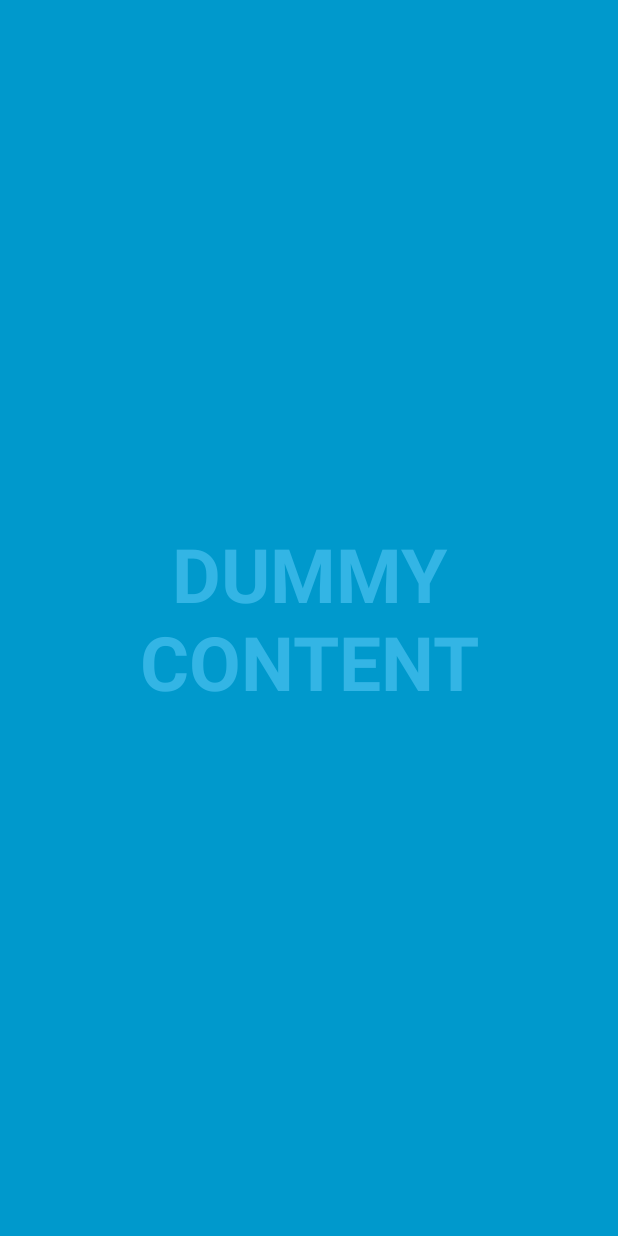
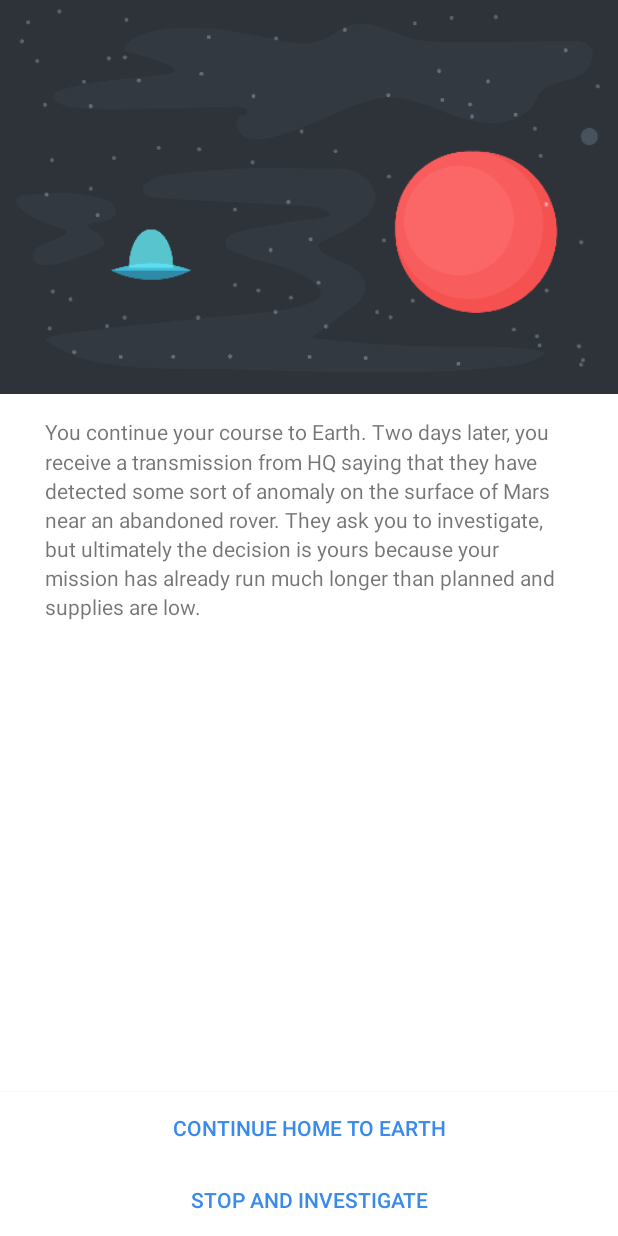
Before and after one commit to deepaknautiyal/Storyteller, an Android app: the StoryActivity screen opened directly, with no data from a screen before it, on a phone screen of 412 x 824 dp. Run offline under Robolectric (Android 15) with nearby library versions, the phone set to English and light mode, and no system bars.

Commit message:
Enhanced Story Activity Layout

```diff
--- a/app/src/main/AndroidManifest.xml
+++ b/app/src/main/AndroidManifest.xml
@@ -23,6 +23,7 @@
             android:name=".ui.StoryActivity"
             android:configChanges="orientation|keyboardHidden|screenSize"
             android:label="@string/title_activity_story"
+            android:screenOrientation="portrait"
             android:parentActivityName=".ui.MainActivity"
             android:theme="@style/FullscreenTheme">
             <meta-data
--- a/app/src/main/java/com/deepaknautiyal/storyteller/ui/StoryActivity.java
+++ b/app/src/main/java/com/deepaknautiyal/storyteller/ui/StoryActivity.java
@@ -48,15 +48,15 @@ public class StoryActivity extends AppCompatActivity {
             // Note that some of these constants are new as of API 16 (Jelly Bean)
             // and API 19 (KitKat). It is safe to use them, as they are inlined
             // at compile-time and do nothing on earlier devices.
-            mContentView.setSystemUiVisibility(View.SYSTEM_UI_FLAG_LOW_PROFILE
+            /*mContentView.setSystemUiVisibility(View.SYSTEM_UI_FLAG_LOW_PROFILE
                     | View.SYSTEM_UI_FLAG_FULLSCREEN
                     | View.SYSTEM_UI_FLAG_LAYOUT_STABLE
                     | View.SYSTEM_UI_FLAG_IMMERSIVE_STICKY
                     | View.SYSTEM_UI_FLAG_LAYOUT_HIDE_NAVIGATION
-                    | View.SYSTEM_UI_FLAG_HIDE_NAVIGATION);
+                    | View.SYSTEM_UI_FLAG_HIDE_NAVIGATION);*/
         }
     };
-    private View mControlsView;
+//    private View mControlsView;
     private final Runnable mShowPart2Runnable = new Runnable() {
         @Override
         public void run() {
@@ -65,7 +65,7 @@ public class StoryActivity extends AppCompatActivity {
             if (actionBar != null) {
                 actionBar.show();
             }
-            mControlsView.setVisibility(View.VISIBLE);
+//            mControlsView.setVisibility(View.VISIBLE);
         }
     };
     private boolean mVisible;
@@ -101,22 +101,22 @@ public class StoryActivity extends AppCompatActivity {
         }
 
         mVisible = true;
-        mControlsView = findViewById(R.id.fullscreen_content_controls);
-        mContentView = findViewById(R.id.fullscreen_content);
+//        mControlsView = findViewById(R.id.fullscreen_content_controls);
+//        mContentView = findViewById(R.id.fullscreen_content);
 
 
         // Set up the user interaction to manually show or hide the system UI.
-        mContentView.setOnClickListener(new View.OnClickListener() {
+/*        mContentView.setOnClickListener(new View.OnClickListener() {
             @Override
             public void onClick(View view) {
                 toggle();
             }
-        });
+        });*/
 
         // Upon interacting with UI controls, delay any scheduled hide()
         // operations to prevent the jarring behavior of controls going away
         // while interacting with the UI.
-        findViewById(R.id.dummy_button).setOnTouchListener(mDelayHideTouchListener);
+//        findViewById(R.id.dummy_button).setOnTouchListener(mDelayHideTouchListener);
 
         //Added by Deepak
         Intent intent = getIntent();
@@ -166,7 +166,7 @@ public class StoryActivity extends AppCompatActivity {
         if (actionBar != null) {
             actionBar.hide();
         }
-        mControlsView.setVisibility(View.GONE);
+//        mControlsView.setVisibility(View.GONE);
         mVisible = false;
 
         // Schedule a runnable to remove the status and navigation bar after a delay
@@ -177,8 +177,8 @@ public class StoryActivity extends AppCompatActivity {
     @SuppressLint("InlinedApi")
     private void show() {
         // Show the system bar
-        mContentView.setSystemUiVisibility(View.SYSTEM_UI_FLAG_LAYOUT_FULLSCREEN
-                | View.SYSTEM_UI_FLAG_LAYOUT_HIDE_NAVIGATION);
+        /*mContentView.setSystemUiVisibility(View.SYSTEM_UI_FLAG_LAYOUT_FULLSCREEN
+                | View.SYSTEM_UI_FLAG_LAYOUT_HIDE_NAVIGATION);*/
         mVisible = true;
 
         // Schedule a runnable to display UI elements after a delay
--- a/app/src/main/res/layout/activity_story.xml
+++ b/app/src/main/res/layout/activity_story.xml
@@ -1,14 +1,14 @@
-<FrameLayout xmlns:android="http://schemas.android.com/apk/res/android"
+<RelativeLayout xmlns:android="http://schemas.android.com/apk/res/android"
     xmlns:tools="http://schemas.android.com/tools"
     android:layout_width="match_parent"
     android:layout_height="match_parent"
-    android:background="#0099cc"
+    android:background="#ffffff"
     tools:context=".ui.StoryActivity">
 
     <!-- The primary full-screen view. This can be replaced with whatever view
          is needed to present your content, e.g. VideoView, SurfaceView,
          TextureView, etc. -->
-    <TextView
+ <!--   <TextView
         android:id="@+id/fullscreen_content"
         android:layout_width="match_parent"
         android:layout_height="match_parent"
@@ -17,11 +17,11 @@
         android:text="@string/dummy_content"
         android:textColor="#33b5e5"
         android:textSize="50sp"
-        android:textStyle="bold" />
+        android:textStyle="bold" />-->
 
     <!-- This FrameLayout insets its children based on system windows using
          android:fitsSystemWindows. -->
-    <FrameLayout
+<!--    <FrameLayout
         android:layout_width="match_parent"
         android:layout_height="match_parent"
         android:fitsSystemWindows="true">
@@ -45,6 +45,53 @@
                 android:text="@string/dummy_button" />
 
         </LinearLayout>
-    </FrameLayout>
+    </FrameLayout>-->
 
-</FrameLayout>
+    <ImageView
+        android:layout_width="match_parent"
+        android:layout_height="wrap_content"
+        android:id="@+id/storyImageView"
+        android:layout_alignParentTop="true"
+        android:layout_alignParentLeft="true"
+        android:layout_alignParentStart="true"
+        android:src="@mipmap/page0"
+        android:scaleType="fitXY"
+        android:adjustViewBounds="true"
+        android:contentDescription="Image 0" />
+
+    <TextView
+        android:layout_width="match_parent"
+        android:layout_height="wrap_content"
+        android:text="You continue your course to Earth. Two days later, you receive a transmission from HQ saying that they have detected some sort of anomaly on the surface of Mars near an abandoned rover. They ask you to investigate, but ultimately the decision is yours because your mission has already run much longer than planned and supplies are low."
+        android:id="@+id/storyTextView"
+        android:layout_below="@+id/storyImageView"
+        android:layout_alignParentLeft="true"
+        android:layout_alignParentStart="true"
+        android:paddingLeft="30dp"
+        android:paddingTop="15dp"
+        android:paddingRight="30dp"
+        android:contentDescription="Text 1"
+        android:lineSpacingMultiplier="1.2"/>
+
+    <Button
+        android:layout_width="match_parent"
+        android:layout_height="wrap_content"
+        android:text="Stop and investigate"
+        android:id="@+id/choiceButton1"
+        android:layout_alignParentBottom="true"
+        android:layout_alignParentLeft="true"
+        android:layout_alignParentStart="true"
+        android:background="#ffffff"
+        android:textColor="#3a8aec" />
+
+    <Button
+        android:layout_width="match_parent"
+        android:layout_height="wrap_content"
+        android:text="Continue home to Earth"
+        android:id="@+id/choiceButton2"
+        android:layout_above="@+id/choiceButton1"
+        android:layout_alignParentLeft="true"
+        android:layout_alignParentStart="true"
+        android:background="#ffffff"
+        android:textColor="#3a8aec" />
+</RelativeLayout>
```
